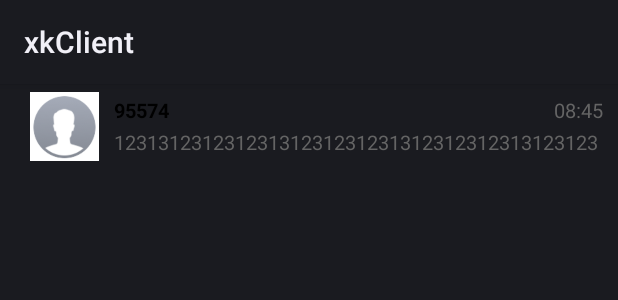
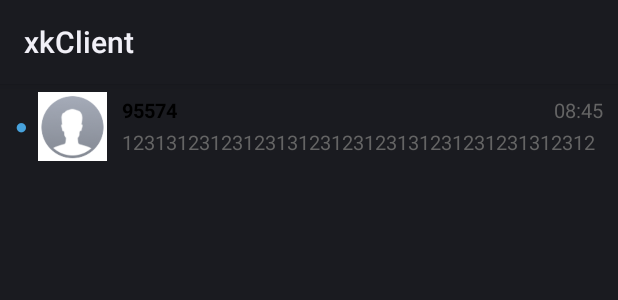
Before and after one commit to qiuh1016/xkClient, an Android app: the layout cell_sms_list.xml on its own in the app's theme, with its tools: preview values and no code run, on a phone screen of 412 x 824 dp. Shown: the top 300 px of the screen. Run offline under Robolectric (Android 15) with nearby library versions, the phone set to English and light mode, and no system bars.

Commit message:
201803052221
短信push
smsListCell 未读标签

```diff
--- a/app/src/main/java/com/cetcme/xkclient/Message.java
+++ b/app/src/main/java/com/cetcme/xkclient/Message.java
@@ -115,7 +115,6 @@ public class Message {
     }
 
     public void fromJson(JSONObject jsonObject) {
-        Message message = new Message();
         try {
             this.sender = jsonObject.getString("sender");
             this.receiver = jsonObject.getString("receiver");
--- a/app/src/main/java/com/cetcme/xkclient/SmsListActivity.java
+++ b/app/src/main/java/com/cetcme/xkclient/SmsListActivity.java
@@ -208,6 +208,12 @@ public class SmsListActivity extends AppCompatActivity {
                     break;
                 case "sms_send":
                     Toast.makeText(this, receiveJson.get("msg").toString(), Toast.LENGTH_SHORT).show();
+                    break;
+                case "sms_push":
+                    Message message = new Message();
+                    message.fromJson(receiveJson.getJSONObject("data"));
+                    getNewSms(message);
+                    break;
             }
         } catch (JSONException e) {
             e.printStackTrace();
--- a/app/src/main/res/layout/cell_sms_list.xml
+++ b/app/src/main/res/layout/cell_sms_list.xml
@@ -7,12 +7,21 @@
     android:layout_height="56dp"
     android:orientation="horizontal">
 
+    <TextView
+        android:layout_width="10dp"
+        android:layout_height="match_parent"
+        android:layout_marginStart="10dp"
+        android:layout_marginLeft="10dp"
+        android:text="●"
+        android:gravity="center_vertical"
+        android:textColor="@color/QHTitleColor"/>
+
     <LinearLayout
         android:layout_width="46dp"
         android:layout_height="46dp"
         android:orientation="horizontal"
-        android:layout_marginStart="20dp"
-        android:layout_marginLeft="20dp"
+        android:layout_marginStart="5dp"
+        android:layout_marginLeft="5dp"
         android:layout_marginTop="5dp"
         >
         <TextView
```
Also changed, not shown: 1 other file.
